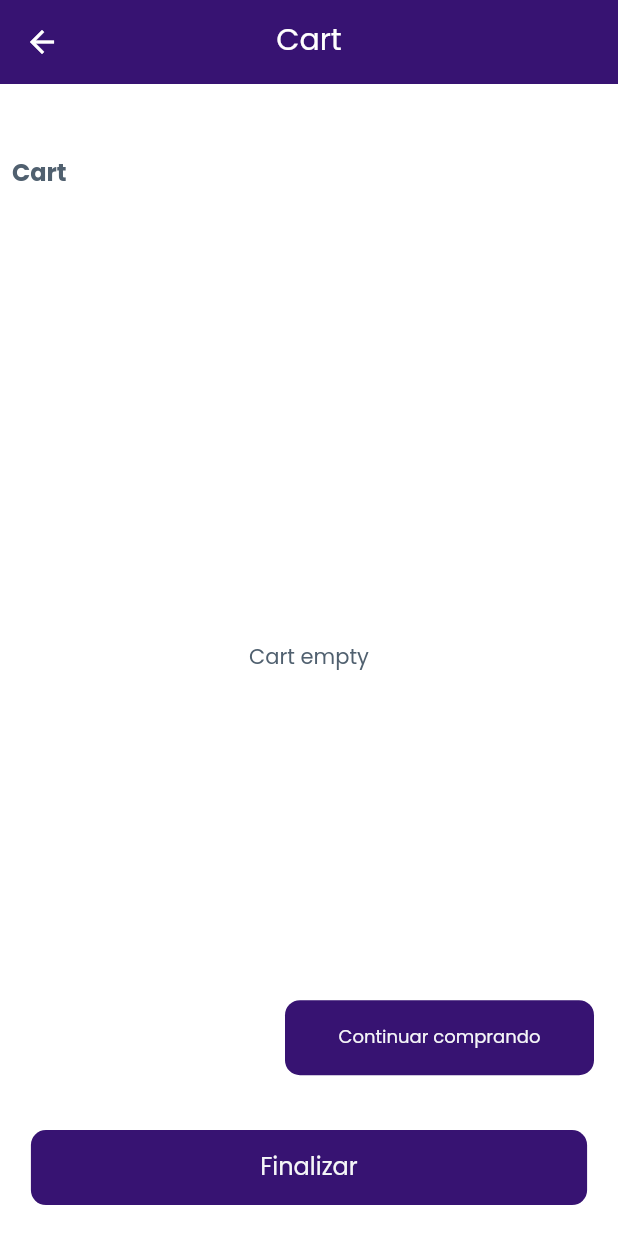
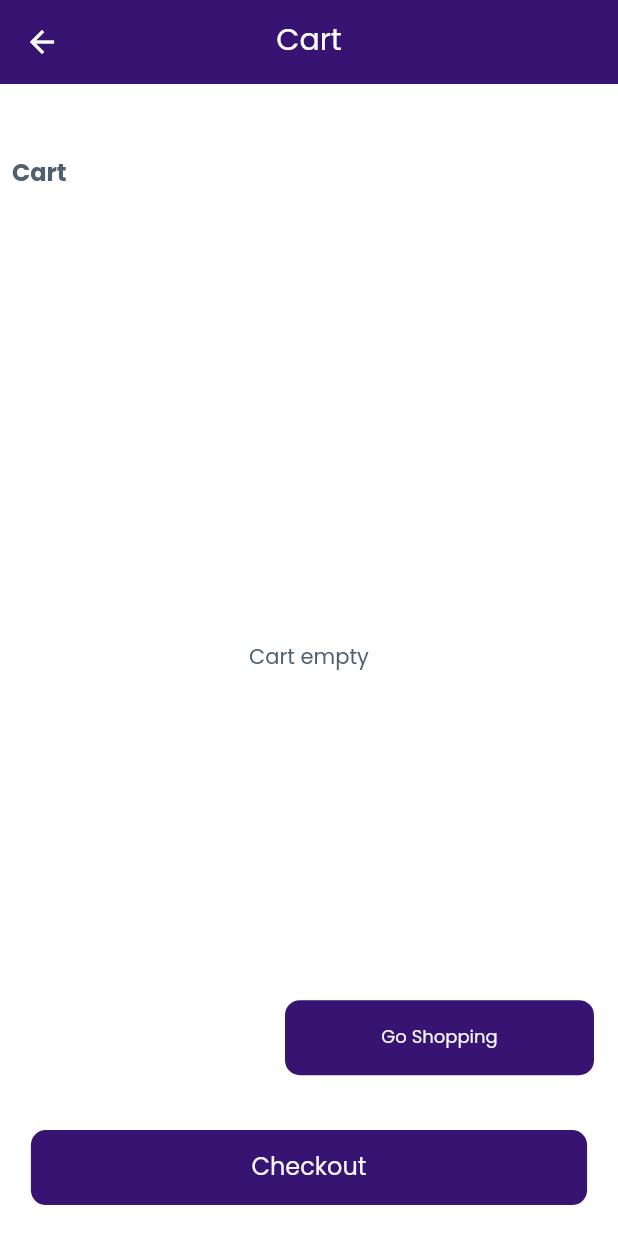
Before and after one commit to GabrielZegarraMendes/teste, a Flutter app: the CartPage screen opened by its route, on a phone screen of 412 x 824 dp. Run offline on Flutter 3.47's test engine with Material 2 defaults, Android fonts, the phone set to English and light mode, and no system bars; our stand-ins replace cloud_firestore, equatable, firebase_auth, firebase_core, firebase_messaging, flutter_bloc and 7 more; accounts and stored records are empty.

Commit message:
Adjust names

```diff
--- a/lib/src/core/i18n/en_US.json
+++ b/lib/src/core/i18n/en_US.json
@@ -8,5 +8,8 @@
   "price": "Price",
   "cart": "Cart",
   "cartEmpty": "Cart empty",
-  "receipt": "Receipt"
+  "receipt": "Receipt",
+  "money": "US",
+  "goShopping": "Go Shopping",
+  "checkout": "Checkout"
 }
--- a/lib/src/core/i18n/pt_BR.json
+++ b/lib/src/core/i18n/pt_BR.json
@@ -7,5 +7,8 @@
   "price": "Preço",
   "cart": "Carrinho",
   "cartEmpty": "Carrinho vazio",
-  "receipt": "Comprovante"
+  "receipt": "Comprovante",
+  "money": "R",
+  "goShopping": "Continuar comprando",
+  "checkout": "Finalizar"
 }
--- a/lib/src/features/cart/presentation/cart_page.dart
+++ b/lib/src/features/cart/presentation/cart_page.dart
@@ -47,7 +47,7 @@ class _CartPageState extends State<CartPage> {
         padding: EdgeInsets.only(left: CustomSizes.sizeXL),
         child: ECBottom(
           onTap: () => Modular.to.pop(),
-          text: 'Continuar comprando',
+          text: 'goShopping'.i18n(),
           width: MediaQuery.of(context).size.width / 2,
           textSize: 12,
         ),
@@ -58,7 +58,7 @@ class _CartPageState extends State<CartPage> {
           onTap: () {
             cubit.createPdf();
           },
-          text: 'Finalizar',
+          text: 'checkout'.i18n(),
         ),
       ),
       body: BlocBuilder(
@@ -129,7 +129,7 @@ class _CartPageState extends State<CartPage> {
                                         ),
                                         Text(
                                           '${'price'.i18n()}: '
-                                          '${cubit.listProductEntity[index]!.price!}',
+                                          '${'money'.i18n()}\$ ${cubit.listProductEntity[index]!.price!}',
                                           style: TextStyle(
                                             fontSize: CustomSizes.sizeM,
                                             fontWeight: FontWeight.w500,
--- a/lib/src/features/products/presentation/cubit/product_cubit.dart
+++ b/lib/src/features/products/presentation/cubit/product_cubit.dart
@@ -36,7 +36,7 @@ class ProductCubit extends Cubit<GenericState> {
       results = listProductEntity;
       results = results
           .where(
-            (results) => results!.name!.contains(item),
+            (results) => results!.name!.toLowerCase().contains(item.toLowerCase()),
           )
           .toList();
       searchProductEntity = results;
--- a/lib/src/features/products/presentation/product_page.dart
+++ b/lib/src/features/products/presentation/product_page.dart
@@ -150,7 +150,7 @@ class _ProductsPageState extends State<ProductsPage> {
                                           ),
                                           Text(
                                             '${'price'.i18n()}: '
-                                            '${cubit.searchProductEntity[index]!.price!}',
+                                            '${'money'.i18n()}\$ ${cubit.searchProductEntity[index]!.price!}',
                                             style: TextStyle(
                                               fontSize: CustomSizes.sizeM,
                                               fontWeight: FontWeight.w500,
```
